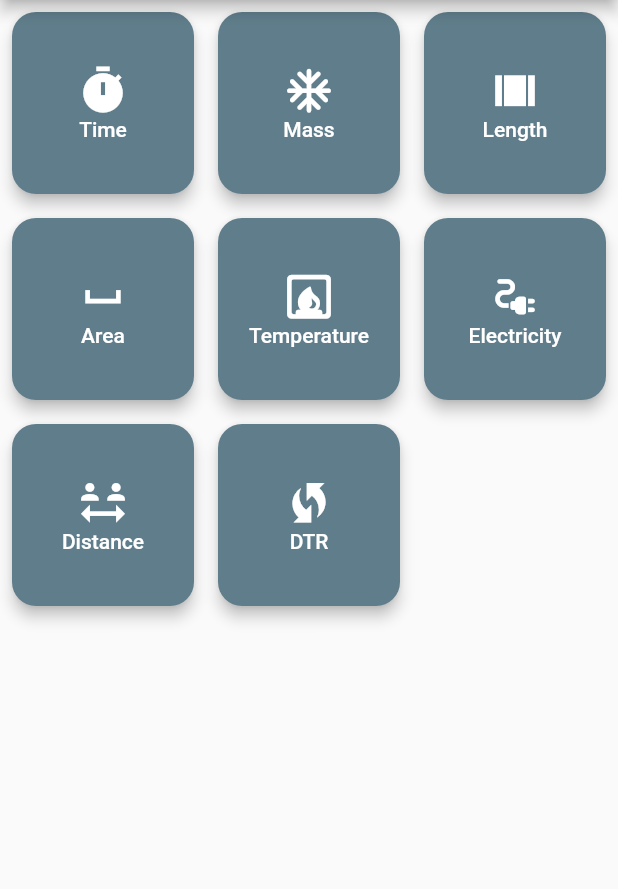
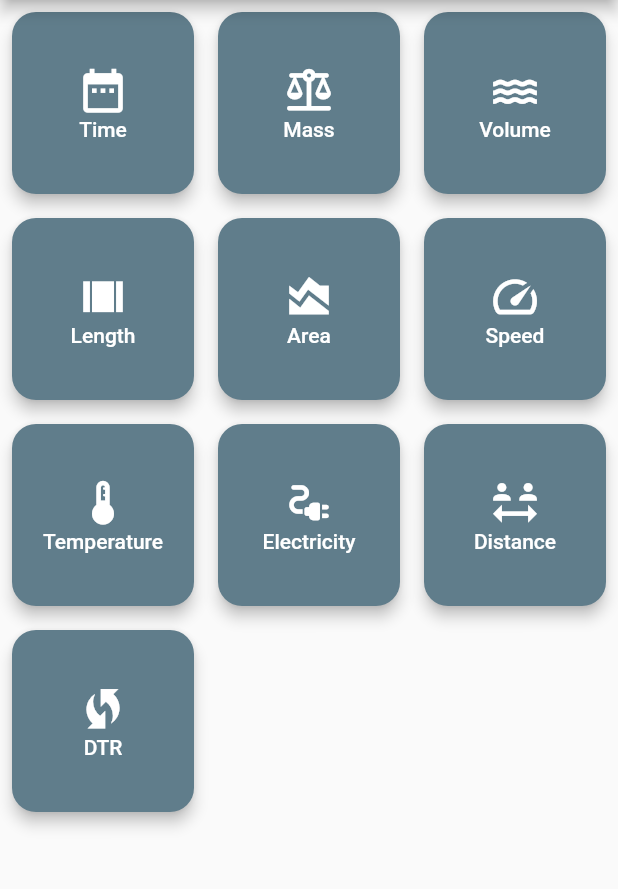
Before and after one commit to omer358/units_converter, a Flutter app: the screen it shows after launch, on a phone screen of 412 x 824 dp, the part 84-973 px from its top. Run offline on Flutter 3.47's test engine with Material 2 defaults, Android fonts, the phone set to English and light mode, and no system bars.

Commit message:
adding the basic units

```diff
--- a/lib/screens/home.dart
+++ b/lib/screens/home.dart
@@ -20,11 +20,13 @@ class Home extends StatelessWidget {
           crossAxisCount: 3,
           // Generate 100 widgets that display their index in the List.
           children: [
-            unitsWidgets("Time", Icons.timer, () {}),
-            unitsWidgets("Mass", Icons.ac_unit_rounded, () {}),
+            unitsWidgets("Time", Icons.date_range, () {}),
+            unitsWidgets("Mass", Icons.balance_rounded, () {}),
+            unitsWidgets("Volume", Icons.water, () {}),
             unitsWidgets("Length", Icons.view_array_sharp, () {}),
-            unitsWidgets("Area", Icons.space_bar, () {}),
-            unitsWidgets("Temperature", Icons.fireplace_rounded, () {}),
+            unitsWidgets("Area", Icons.area_chart, () {}),
+            unitsWidgets("Speed", Icons.speed, () {}),
+            unitsWidgets("Temperature", Icons.thermostat_rounded, () {}),
             unitsWidgets(
                 "Electricity", Icons.electrical_services_rounded, () {}),
             unitsWidgets("Distance", Icons.social_distance, () {}),
```
